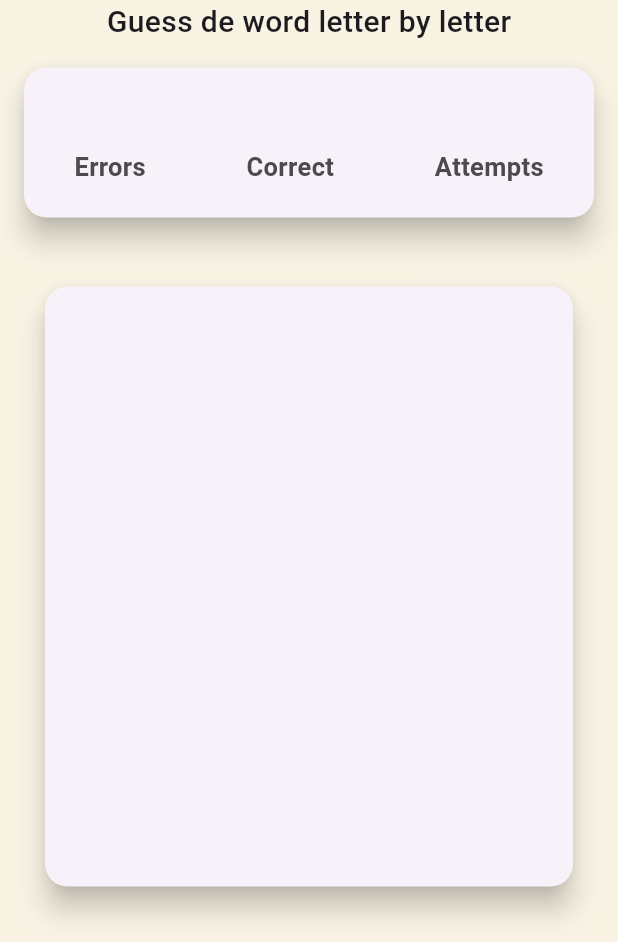
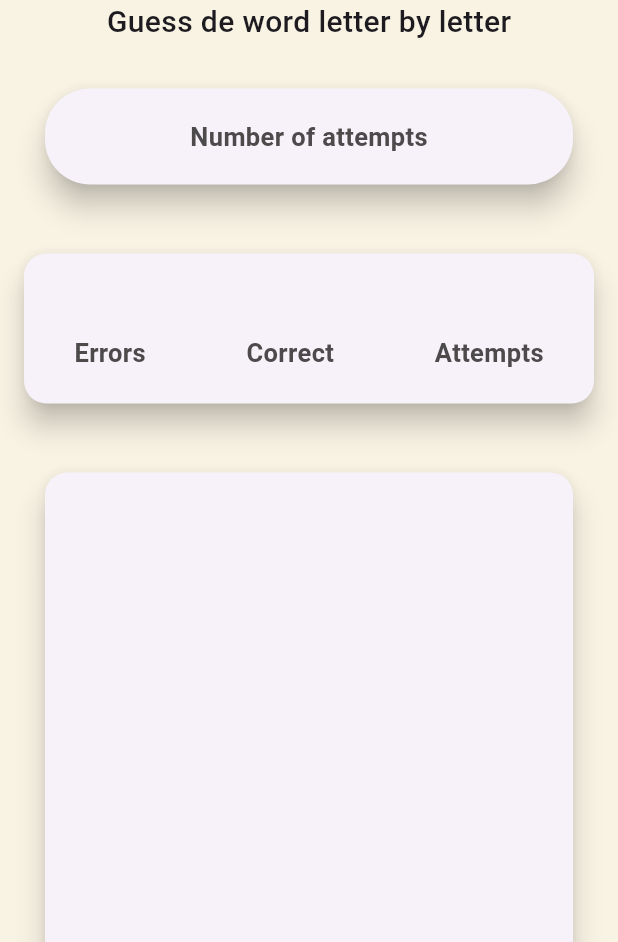
Before and after one commit to ChantalPT/hangman_game, a Flutter app: the screen it shows after launch, on a phone screen of 412 x 824 dp, the part 294-1236 px from its top. Run offline on Flutter 3.47's test engine with Material 3 defaults, Android fonts, the phone set to English and light mode, and no system bars.

Commit message:
Details in home_screen

```diff
--- a/lib/presentation/screens/widgets/home_screen.dart
+++ b/lib/presentation/screens/widgets/home_screen.dart
@@ -8,15 +8,14 @@ class HomeScreen extends StatelessWidget {
     return Scaffold(
       backgroundColor: Color(0xfff9f3e4),
 
-      body: Left(
+      body: SingleChildScrollView(
+        child: Center(
           child: SizedBox(
             width: 600,
-
-          //podriamos probar con singlechildscrollview para tener scroll
             child: Column(
-            //mainAxisAlignment: MainAxisAlignment.center,
               crossAxisAlignment: CrossAxisAlignment.center,
               children: [
+                //Stats card.
                 Card(
                   elevation: 8,
                   margin: EdgeInsets.all(16),
@@ -64,6 +63,8 @@ class HomeScreen extends StatelessWidget {
                     ),
                   ),
                 ),
+
+                //Title
                 Text(
                   'Hangman Game',
                   style: TextStyle(
@@ -72,10 +73,48 @@ class HomeScreen extends StatelessWidget {
                     color: Color(0xffd04fea),
                   ),
                 ),
+
+                //Subtitle
                 Text(
                   'Guess de word letter by letter',
                   style: TextStyle(fontSize: 20, fontWeight: FontWeight.w500),
                 ),
+
+                //Number of attempts.
+                Card(
+                  elevation: 8,
+                  margin: EdgeInsets.all(30),
+                  shape: RoundedRectangleBorder(
+                    borderRadius: BorderRadiusGeometry.circular(30),
+                  ),
+                  child: ConstrainedBox(
+                    //permite colocar un tamano minimo y max a la card
+                    constraints: BoxConstraints(minWidth: 50),
+                    child: Padding(
+                      padding: const EdgeInsets.only(
+                        top: 20,
+                        bottom: 20,
+                        left: 10,
+                        right: 10,
+                      ),
+                      child: Row(
+                        mainAxisAlignment: MainAxisAlignment.spaceAround,
+                        children: const [
+                          Text(
+                            'Number of attempts',
+                            style: TextStyle(
+                              fontSize: 17,
+                              fontWeight: FontWeight.w600,
+                              color: Color.fromARGB(255, 76, 74, 74),
+                            ),
+                          ),
+                        ],
+                      ),
+                    ),
+                  ),
+                ),
+
+                //Game information.
                 Card(
                   elevation: 8,
                   margin: EdgeInsets.all(16),
@@ -121,6 +160,8 @@ class HomeScreen extends StatelessWidget {
                     ),
                   ),
                 ),
+
+                //Hangman.
                 Card(
                   elevation: 8,
                   margin: EdgeInsets.all(30),
@@ -129,7 +170,6 @@ class HomeScreen extends StatelessWidget {
                   ),
 
                   child: ConstrainedBox(
-                  //permite colocar un tamano minimo y max a la card
                     constraints: BoxConstraints(minHeight: 400, maxHeight: 500),
                     child: Padding(
                       padding: const EdgeInsets.all(16),
@@ -143,6 +183,7 @@ class HomeScreen extends StatelessWidget {
             ),
           ),
         ),
+      ),
     );
   }
 }
```
Lines whose indentation alone changed are shown as unchanged.
